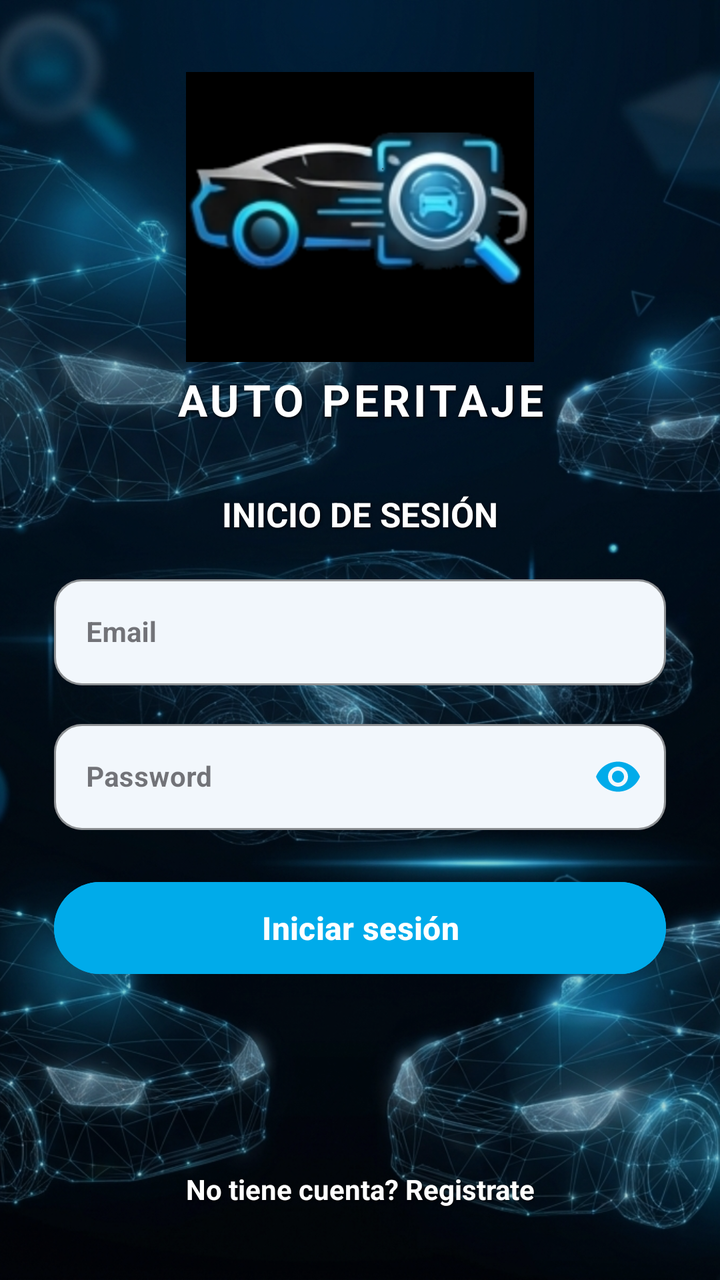
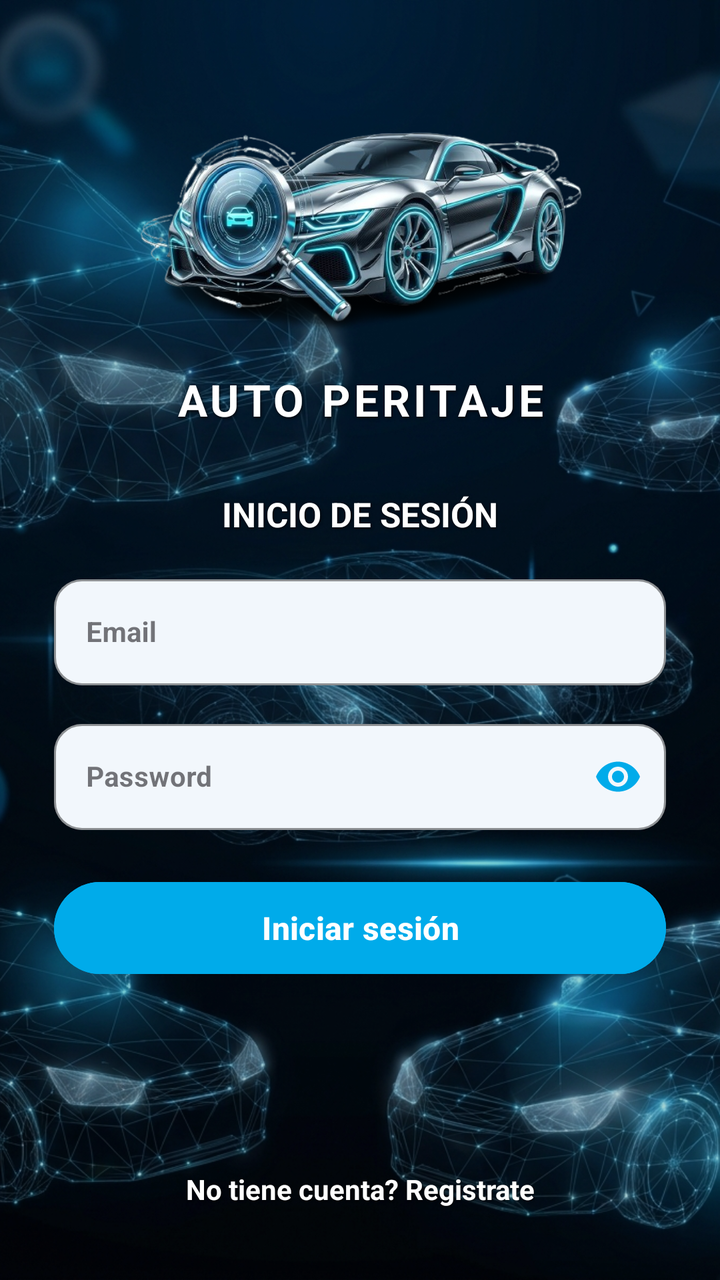

An Android layout rendered at two revisions. The XML below is the earlier revision; the diff shows what the commit changed to produce the second picture.
<!-- AndroidManifest.xml: application theme Theme.Enpartesapp -->
<!-- res/layout/activity_login.xml -->
<?xml version="1.0" encoding="utf-8"?>
<androidx.constraintlayout.widget.ConstraintLayout
    xmlns:android="http://schemas.android.com/apk/res/android"
    xmlns:app="http://schemas.android.com/apk/res-auto"
    xmlns:tools="http://schemas.android.com/tools"
    android:id="@+id/container"
    android:layout_width="match_parent"
    android:layout_height="match_parent"
    tools:context="LoginActivity">

    
    <ImageView
        android:id="@+id/background_image"
        android:layout_width="0dp"
        android:layout_height="0dp"
        android:scaleType="centerCrop"
        android:src="@drawable/fondo_app_reporte_dannos"
        android:contentDescription="@null"
        app:layout_constraintBottom_toBottomOf="parent"
        app:layout_constraintEnd_toEndOf="parent"
        app:layout_constraintStart_toStartOf="parent"
        app:layout_constraintTop_toTopOf="parent" />

    
    <View
        android:id="@+id/background_overlay"
        android:layout_width="0dp"
        android:layout_height="0dp"
        android:background="#2E000000"
        app:layout_constraintBottom_toBottomOf="parent"
        app:layout_constraintEnd_toEndOf="parent"
        app:layout_constraintStart_toStartOf="parent"
        app:layout_constraintTop_toTopOf="parent" />

    
    <ImageView
        android:id="@+id/logo_enpartes"
        android:layout_width="0dp"
        android:layout_height="145dp"
        android:layout_marginTop="36dp"
        android:contentDescription="@string/descripcion_logo_enpartes"
        android:scaleType="fitCenter"
        app:layout_constraintEnd_toEndOf="parent"
        app:layout_constraintStart_toStartOf="parent"
        app:layout_constraintTop_toTopOf="parent"
        app:layout_constraintWidth_percent="0.88"
        app:srcCompat="@drawable/logo_auto_perito_nobg" />

    
    <TextView
        android:id="@+id/tvTitleAutoPeritaje"
        android:layout_width="wrap_content"
        android:layout_height="wrap_content"
        android:layout_marginTop="4dp"
        android:text="@string/title_auto_peritaje"
        android:textColor="@color/white"
        android:textSize="22sp"
        android:textStyle="bold"
        android:letterSpacing="0.08"
        android:gravity="center"
        android:shadowColor="#D0000000"
        android:shadowDx="1"
        android:shadowDy="2"
        android:shadowRadius="4"
        app:layout_constraintEnd_toEndOf="parent"
        app:layout_constraintStart_toStartOf="parent"
        app:layout_constraintTop_toBottomOf="@+id/logo_enpartes" />

    
    <LinearLayout
        android:id="@+id/linearLayoutLogin"
        android:layout_width="0dp"
        android:layout_height="wrap_content"
        android:orientation="vertical"
        android:gravity="center"
        app:layout_constraintBottom_toTopOf="@+id/btnRegister"
        app:layout_constraintEnd_toEndOf="parent"
        app:layout_constraintStart_toStartOf="parent"
        app:layout_constraintTop_toBottomOf="@+id/tvTitleAutoPeritaje"
        app:layout_constraintVertical_bias="0.25"
        app:layout_constraintWidth_percent="0.85">

        <TextView
            android:layout_width="wrap_content"
            android:layout_height="wrap_content"
            android:text="@string/title_inicio_sesion"
            android:textColor="@color/white"
            android:textSize="17sp"
            android:textStyle="bold"
            android:gravity="center"
            android:shadowColor="#CC000000"
            android:shadowDx="1"
            android:shadowDy="1"
            android:shadowRadius="3"
            android:layout_marginBottom="16dp" />

        
        <com.google.android.material.textfield.TextInputLayout
            android:id="@+id/usernameTextInputLayout"
            style="@style/Widget.MaterialComponents.TextInputLayout.OutlinedBox"
            android:layout_width="match_parent"
            android:layout_height="wrap_content"
            android:layout_marginBottom="14dp"
            android:hint="@string/prompt_email"
            app:hintTextColor="@color/blue"
            app:boxStrokeColor="@color/blue"
            app:boxBackgroundColor="#F2F7FC"
            app:boxCornerRadiusTopStart="14dp"
            app:boxCornerRadiusTopEnd="14dp"
            app:boxCornerRadiusBottomStart="14dp"
            app:boxCornerRadiusBottomEnd="14dp">

            <com.google.android.material.textfield.TextInputEditText
                android:id="@+id/username"
                android:layout_width="match_parent"
                android:layout_height="wrap_content"
                android:autofillHints="@string/prompt_email"
                android:inputType="textEmailAddress"
                android:maxLength="40"
                android:minHeight="52dp"
                android:selectAllOnFocus="true"
                android:textColor="@color/blue"
                android:textSize="14sp"
                android:textStyle="bold" />
        </com.google.android.material.textfield.TextInputLayout>

        
        <com.google.android.material.textfield.TextInputLayout
            android:id="@+id/passwordTextInputLayout"
            style="@style/Widget.MaterialComponents.TextInputLayout.OutlinedBox"
            android:layout_width="match_parent"
            android:layout_height="wrap_content"
            android:hint="@string/prompt_password"
            app:hintTextColor="@color/blue"
            app:boxStrokeColor="@color/blue"
            app:boxBackgroundColor="#F2F7FC"
            app:boxCornerRadiusTopStart="14dp"
            app:boxCornerRadiusTopEnd="14dp"
            app:boxCornerRadiusBottomStart="14dp"
            app:boxCornerRadiusBottomEnd="14dp"
            app:passwordToggleEnabled="true"
            app:passwordToggleTint="@color/blue">

            <com.google.android.material.textfield.TextInputEditText
                android:id="@+id/password"
                android:layout_width="match_parent"
                android:layout_height="wrap_content"
                android:autofillHints="@string/prompt_password"
                android:imeActionLabel="@string/action_sign_in_short"
                android:imeOptions="actionDone"
                android:inputType="textPassword"
                android:minHeight="52dp"
                android:textColor="@color/blue"
                android:textSize="14sp"
                android:textStyle="bold" />
        </com.google.android.material.textfield.TextInputLayout>

        
        <com.google.android.material.button.MaterialButton
            android:id="@+id/login"
            android:layout_width="match_parent"
            android:layout_height="54dp"
            android:layout_marginTop="22dp"
            android:text="@string/action_sign_in"
            android:textAllCaps="false"
            android:backgroundTint="@color/blue"
            android:textColor="@color/white"
            android:textSize="16sp"
            android:textStyle="bold"
            app:cornerRadius="27dp"
            app:elevation="4dp" />

    </LinearLayout>

    
    <LinearLayout
        android:id="@+id/layoutLoading"
        android:layout_width="wrap_content"
        android:layout_height="wrap_content"
        android:orientation="vertical"
        android:gravity="center"
        android:visibility="gone"
        app:layout_constraintTop_toBottomOf="@+id/linearLayoutLogin"
        app:layout_constraintBottom_toTopOf="@+id/btnRegister"
        app:layout_constraintStart_toStartOf="parent"
        app:layout_constraintEnd_toEndOf="parent">

        <ProgressBar
            android:id="@+id/loginProgressBar"
            style="?android:attr/progressBarStyleLarge"
            android:layout_width="56dp"
            android:layout_height="56dp"
            android:indeterminateTint="#BAE6FD"
            android:indeterminateTintMode="src_in" />

        <TextView
            android:id="@+id/tvLoadingText"
            android:layout_width="wrap_content"
            android:layout_height="wrap_content"
            android:layout_marginTop="8dp"
            android:text="@string/iniciando_sesion_por_favor_espere"
            android:textColor="@color/white"
            android:textSize="14sp"
            android:textStyle="bold"
            android:shadowColor="#CC000000"
            android:shadowDx="1"
            android:shadowDy="1"
            android:shadowRadius="3" />
    </LinearLayout>

    
    <TextView
        android:id="@+id/btnRegister"
        android:layout_width="wrap_content"
        android:layout_height="wrap_content"
        android:layout_marginBottom="36dp"
        android:gravity="center"
        android:text="@string/no_tiene_cuenta"
        android:textColor="@color/white"
        android:textSize="14sp"
        android:textStyle="bold"
        android:shadowColor="#CC000000"
        android:shadowDx="1"
        android:shadowDy="1"
        android:shadowRadius="2"
        app:layout_constraintBottom_toBottomOf="parent"
        app:layout_constraintEnd_toEndOf="parent"
        app:layout_constraintStart_toStartOf="parent" />

</androidx.constraintlayout.widget.ConstraintLayout>
<!-- resources referenced by this layout -->
<resources>
  <color name="blue">#00abea</color>
  <color name="white">#FFFFFFFF</color>
  <!-- drawable fondo_app_reporte_dannos: jpg bitmap (drawable, 667836 bytes) -->
  <!-- drawable logo_auto_perito_nobg: png bitmap (drawable, 139657 bytes) -->
  <string name="action_sign_in">Iniciar sesión</string>
  <string name="action_sign_in_short">Iniciar</string>
  <string name="descripcion_logo_enpartes">"Logo de enpartes"</string>
  <string name="iniciando_sesion_por_favor_espere">Iniciando sesión, por favor espere…</string>
  <string name="no_tiene_cuenta">"No tiene cuenta? Registrate"</string>
  <string name="prompt_email">Email</string>
  <string name="prompt_password">Password</string>
  <string name="title_auto_peritaje">AUTO PERITAJE</string>
  <string name="title_inicio_sesion">INICIO DE SESIÓN</string>
  <style name="Theme.Enpartesapp" parent="Theme.MaterialComponents.DayNight.DarkActionBar">
          
          <item name="colorPrimary">@color/purple_500</item>
          <item name="colorPrimaryVariant">@color/purple_700</item>
          
          <item name="colorSecondary">@color/teal_200</item>
          <item name="colorSecondaryVariant">@color/teal_700</item>
          
          <item name="android:statusBarColor">?attr/colorPrimaryVariant</item>
          
          <item name="android:textColor">@color/my_high_contrast_text_color</item>
          <item name="colorSurface">@color/my_high_contrast_background_color</item>
          <item name="editTextColor">@color/my_high_contrast_text_color</item>
          <item name="colorControlNormal">@color/my_high_contrast_text_color</item>
          <item name="colorControlActivated">@color/my_high_contrast_text_color</item>
          <item name="colorControlHighlight">@color/my_high_contrast_text_color</item>
          <item name="colorOnPrimary">@color/my_high_contrast_text_color</item>
          <item name="colorOnSecondary">@color/my_high_contrast_text_color</item>
      </style>
  <color name="purple_500">#FF6200EE</color>
  <color name="purple_700">#FF3700B3</color>
  <color name="teal_200">#FF03DAC5</color>
  <color name="teal_700">#FF018786</color>
  <color name="my_high_contrast_text_color">#FF000000</color>
  <color name="my_high_contrast_background_color">#FFFFFFFF</color>
</resources>

<!-- the commit's change to res/layout/activity_login.xml (unified diff, before → after) -->
@@ -44,7 +44,7 @@
         app:layout_constraintStart_toStartOf="parent"
         app:layout_constraintTop_toTopOf="parent"
         app:layout_constraintWidth_percent="0.88"
-        app:srcCompat="@drawable/logo_auto_perito_nobg" />
+        app:srcCompat="@drawable/logo_autoperitaje_efecto_3d" />
 
     
     <TextView
<!-- resource entries referenced after the edit -->
@@ -3,7 +3,7 @@
   <color name="blue">#00abea</color>
   <color name="white">#FFFFFFFF</color>
   <!-- drawable fondo_app_reporte_dannos: jpg bitmap (drawable, 667836 bytes) -->
-  <!-- drawable logo_auto_perito_nobg: png bitmap (drawable, 139657 bytes) -->
+  <!-- drawable logo_autoperitaje_efecto_3d: png bitmap (drawable, 259631 bytes) -->
   <string name="action_sign_in">Iniciar sesión</string>
   <string name="action_sign_in_short">Iniciar</string>
   <string name="descripcion_logo_enpartes">"Logo de enpartes"</string>
